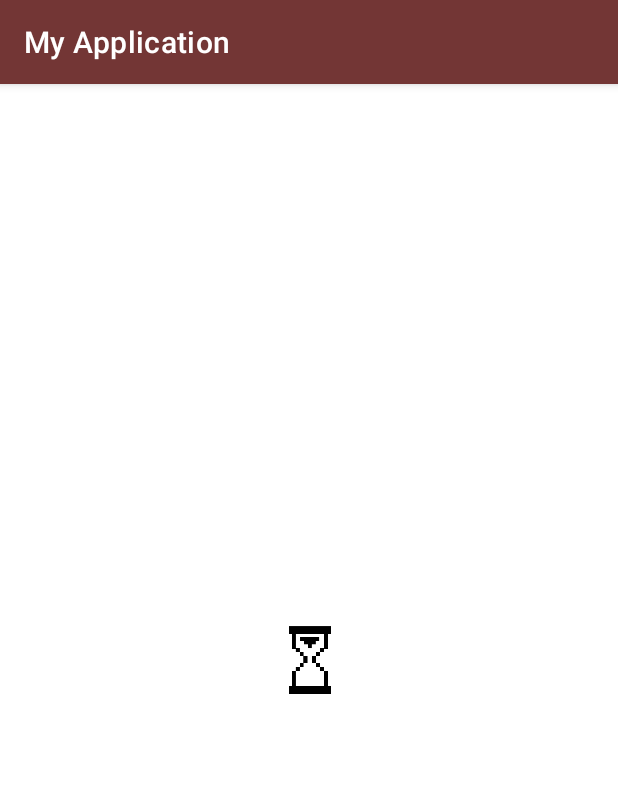
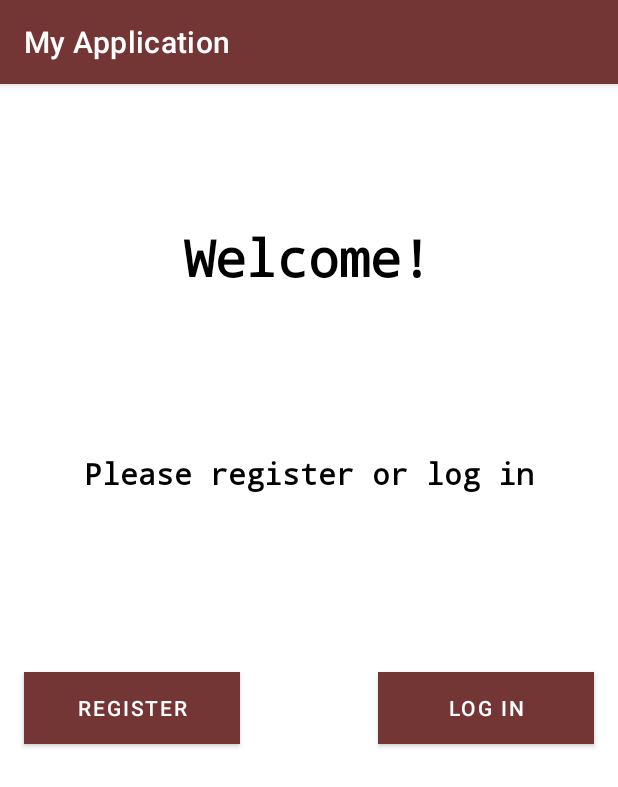
Before and after one commit to ocaldwell1/ProjectJanus, an Android app: the screen it shows after launch (MainActivity before the commit, MainMenu after it), on a phone screen of 412 x 824 dp. Shown: the top 787 px of the screen. Run offline under Robolectric (Android 15) with nearby library versions, the light colour scheme and no system bars; our stand-ins replace Firebase (no records; nobody signed in at launch, a user with empty details on screens opened directly).

Commit message:
created Main Menu activity with current user check

```diff
--- a/app/src/main/java/com/example/myapplication/MainActivity.java
+++ /dev/null
@@ -1,39 +0,0 @@
-package com.example.myapplication;
-
-import androidx.appcompat.app.AppCompatActivity;
-
-import android.content.Intent;
-import android.graphics.Color;
-import android.os.Bundle;
-import android.view.View;
-import android.widget.Button;
-
-import com.google.firebase.auth.FirebaseAuth;
-import com.google.firebase.auth.FirebaseUser;
-
-public class MainActivity extends AppCompatActivity {
-    private Button registerButton;
-    private Button logButton;
-    private FirebaseAuth mAuth;
-
-    @Override
-    protected void onCreate(Bundle savedInstanceState) {
-        super.onCreate(savedInstanceState);
-        setContentView(R.layout.activity_main);
-        mAuth = FirebaseAuth.getInstance();
-
-    }
-    @Override
-    protected void onStart() {
-        super.onStart();
-        FirebaseUser user = mAuth.getCurrentUser();
-        // if a user is logged in, stays logged in
-        if (user != null){
-            Intent intent = new Intent(MainActivity.this, logComplete.class);
-            startActivity(intent);
-        }else if (user == null) {
-            Intent intent = new Intent(MainActivity.this, MainMenu.class);
-            startActivity(intent);
-        }
-    }
-}
--- a/app/src/main/java/com/example/myapplication/MainMenu.java
+++ b/app/src/main/java/com/example/myapplication/MainMenu.java
@@ -48,6 +48,7 @@ public class MainMenu extends AppCompatActivity {
             startActivity(intent);
         }
     }
+
     public void openRegister() {
         // go to register screen
         Intent intent = new Intent(MainMenu.this, registerScreen.class);
--- a/app/src/main/java/com/example/myapplication/forgotEmailScreen.java
+++ b/app/src/main/java/com/example/myapplication/forgotEmailScreen.java
@@ -24,7 +24,7 @@ public class forgotEmailScreen extends AppCompatActivity {
         });
     }
     public void goToMain(){
-        Intent intent = new Intent(this, MainActivity.class);
+        Intent intent = new Intent(this, MainMenu.class);
         startActivity(intent);
     }
 }
--- a/app/src/main/java/com/example/myapplication/logComplete.java
+++ b/app/src/main/java/com/example/myapplication/logComplete.java
@@ -30,7 +30,7 @@ public class logComplete extends AppCompatActivity {
     }
     public void logOut() {
         mAuth.signOut();
-        Intent intent = new Intent(logComplete.this, MainActivity.class);
+        Intent intent = new Intent(logComplete.this, MainMenu.class);
         startActivity(intent);
     }
 }
--- a/app/src/main/java/com/example/myapplication/logScreen.java
+++ b/app/src/main/java/com/example/myapplication/logScreen.java
@@ -98,7 +98,7 @@ public class logScreen extends AppCompatActivity {
     }
 
     public void backMenu() {
-        Intent intent = new Intent(logScreen.this, MainActivity.class);
+        Intent intent = new Intent(logScreen.this, MainMenu.class);
         startActivity(intent);
     }
 }
--- a/app/src/main/java/com/example/myapplication/registerScreen.java
+++ b/app/src/main/java/com/example/myapplication/registerScreen.java
@@ -98,7 +98,7 @@ public class registerScreen extends AppCompatActivity {
     }
     // goes back to menu if back button is clicked
     public void backMenu() {
-        Intent intent = new Intent(registerScreen.this, com.example.myapplication.MainActivity.class);
+        Intent intent = new Intent(registerScreen.this, com.example.myapplication.MainMenu.class);
         startActivity(intent);
     }
 
--- a/app/src/main/res/layout/activity_main.xml
+++ /dev/null
@@ -1,18 +0,0 @@
-<?xml version="1.0" encoding="utf-8"?>
-<androidx.constraintlayout.widget.ConstraintLayout xmlns:android="http://schemas.android.com/apk/res/android"
-    xmlns:app="http://schemas.android.com/apk/res-auto"
-    xmlns:tools="http://schemas.android.com/tools"
-    android:layout_width="match_parent"
-    android:layout_height="match_parent"
-    tools:context=".MainActivity">
-
-    <ImageView
-        android:id="@+id/imageView"
-        android:layout_width="421dp"
-        android:layout_height="369dp"
-        app:layout_constraintBottom_toBottomOf="parent"
-        app:layout_constraintEnd_toEndOf="parent"
-        app:layout_constraintStart_toStartOf="parent"
-        app:layout_constraintTop_toTopOf="parent"
-        app:srcCompat="@drawable/loading" />
-</androidx.constraintlayout.widget.ConstraintLayout>
--- a/app/src/main/res/layout/activity_mainmenu.xml
+++ b/app/src/main/res/layout/activity_mainmenu.xml
@@ -4,7 +4,7 @@
     xmlns:tools="http://schemas.android.com/tools"
     android:layout_width="match_parent"
     android:layout_height="match_parent"
-    tools:context=".MainActivity">
+    tools:context=".MainMenu">
 
 
     <Button
```
Also changed, not shown: app/src/main/AndroidManifest.xml (+13 -13 lines), app/src/main/res/drawable/loading.gif (deleted).
